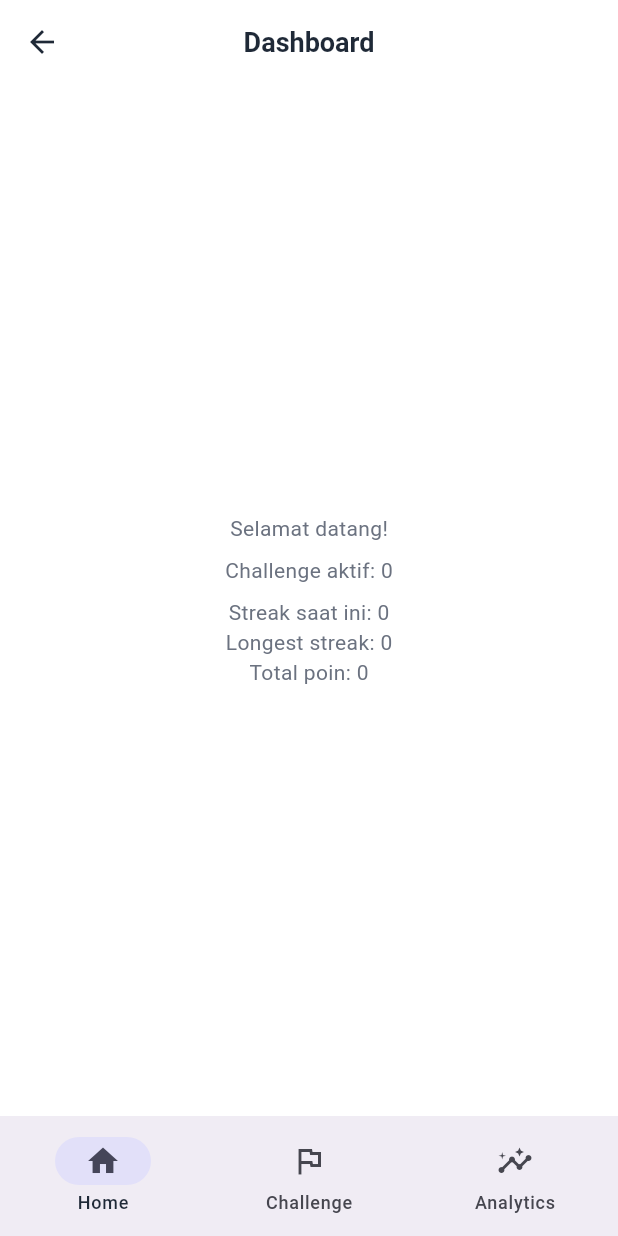
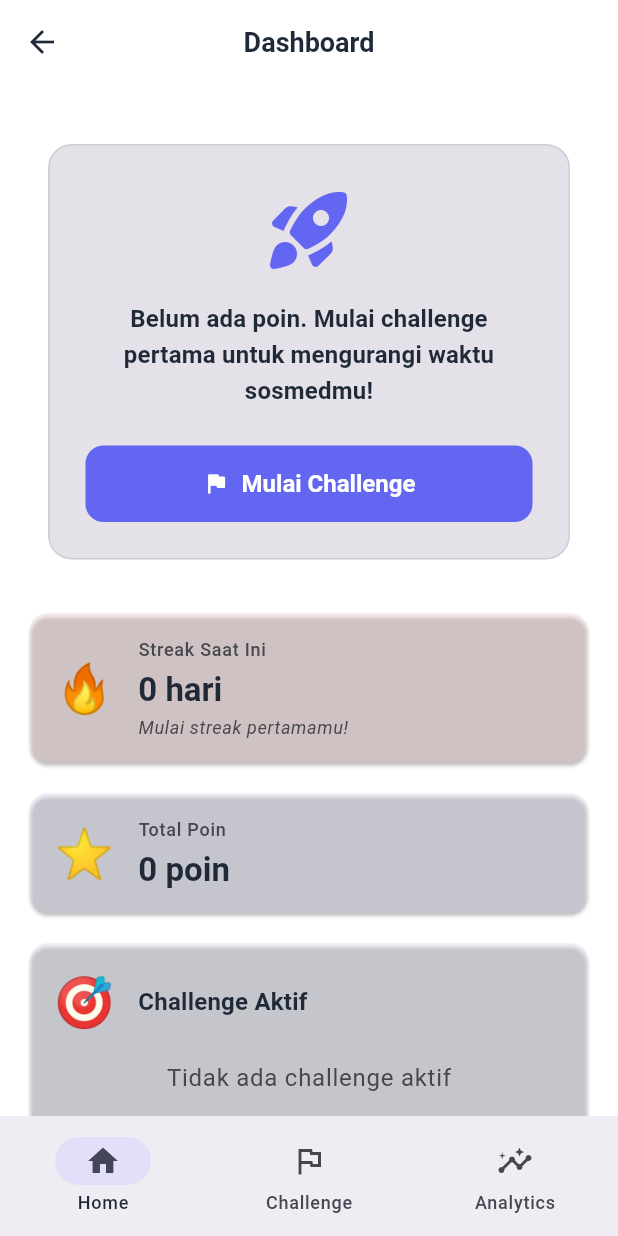
Before and after one commit to alfianmaulana114/project_uas, a Flutter app: the DashboardScreen screen opened by its route, on a phone screen of 412 x 824 dp. Run offline on Flutter 3.47's test engine with Material 3 defaults, Android fonts, the phone set to English and light mode, and no system bars; our stand-ins replace dartz, equatable, fl_chart, get_it, supabase_flutter; accounts and stored records are empty; network calls fail.

Commit message:
beranda abni

```diff
--- a/lib/features/dashboard/presentation/screens/dashboard_screen.dart
+++ b/lib/features/dashboard/presentation/screens/dashboard_screen.dart
@@ -1,9 +1,10 @@
 import 'package:flutter/material.dart';
+import 'package:provider/provider.dart';
 import '../../../analytics/presentation/screens/analytics_screen.dart';
-import 'package:provider/provider.dart';
+import '../../../challenge/presentation/screens/challenge_list_screen.dart';
 import '../../../challenge/presentation/providers/challenge_provider.dart';
-import '../../../challenge/presentation/screens/challenge_list_screen.dart';
-import '../../../authentication/presentation/providers/auth_provider.dart';
+import '../widgets/motivational_empty_state.dart';
+import '../widgets/progress_summary_widget.dart';
 
 class DashboardScreen extends StatefulWidget {
   const DashboardScreen({super.key});
@@ -15,10 +16,16 @@ class DashboardScreen extends StatefulWidget {
 class _DashboardScreenState extends State<DashboardScreen> {
   int _index = 0;
 
+  void _switchToChallengeTab() {
+    setState(() {
+      _index = 1; // Switch to Challenge tab
+    });
+  }
+
   @override
   Widget build(BuildContext context) {
     final pages = <Widget>[
-      const _HomeTab(),
+      _HomeTab(onNavigateToChallenges: _switchToChallengeTab),
       const ChallengeListScreen(),
       const AnalyticsScreen(),
     ];
@@ -38,31 +45,41 @@ class _DashboardScreenState extends State<DashboardScreen> {
   }
 }
 
-class _HomeTab extends StatelessWidget {
-  const _HomeTab();
+class _HomeTab extends StatefulWidget {
+  final VoidCallback onNavigateToChallenges;
+
+  const _HomeTab({required this.onNavigateToChallenges});
+
+  @override
+  State<_HomeTab> createState() => _HomeTabState();
+}
+
+class _HomeTabState extends State<_HomeTab> {
+  @override
+  void initState() {
+    super.initState();
+    // Load challenge data saat home dibuka
+    WidgetsBinding.instance.addPostFrameCallback((_) {
+      context.read<ChallengeProvider>().load();
+    });
+  }
+
   @override
   Widget build(BuildContext context) {
     return Scaffold(
       appBar: AppBar(title: const Text('Dashboard')),
-      body: Center(
+      body: SingleChildScrollView(
+        padding: const EdgeInsets.all(16),
         child: Column(
-          mainAxisSize: MainAxisSize.min,
+          crossAxisAlignment: CrossAxisAlignment.start,
           children: [
-            const Text('Selamat datang!'),
             const SizedBox(height: 8),
-            Consumer<ChallengeProvider>(
-              builder: (ctx, p, _) => Text('Challenge aktif: ${p.activeChallenges.length}'),
-            ),
-            const SizedBox(height: 8),
-            Consumer<AuthProvider>(
-              builder: (ctx, a, _) => Column(
-                children: [
-                  Text('Streak saat ini: ${a.currentUser?.currentStreak ?? 0}'),
-                  Text('Longest streak: ${a.currentUser?.longestStreak ?? 0}'),
-                  Text('Total poin: ${a.currentUser?.totalPoints ?? 0}'),
-                ],
-              ),
-            ),
+            // Widget motivasional (muncul jika poin/streak = 0)
+            MotivationalEmptyState(onNavigateToChallenges: widget.onNavigateToChallenges),
+
+            const SizedBox(height: 16),
+            // Ringkasan Progress yang Lebih Visual
+            ProgressSummaryWidget(onNavigateToChallenges: widget.onNavigateToChallenges),
           ],
         ),
       ),
--- /dev/null
+++ b/lib/features/dashboard/presentation/widgets/motivational_empty_state.dart
@@ -0,0 +1,84 @@
+import 'package:flutter/material.dart';
+import 'package:provider/provider.dart';
+import '../../../authentication/presentation/providers/auth_provider.dart';
+
+/// Widget untuk menampilkan pesan motivasional ketika user belum memiliki poin atau streak
+/// Mengikuti konsep Empty State Pattern untuk meningkatkan user engagement
+class MotivationalEmptyState extends StatelessWidget {
+  final VoidCallback onNavigateToChallenges;
+
+  const MotivationalEmptyState({
+    super.key,
+    required this.onNavigateToChallenges,
+  });
+
+  @override
+  Widget build(BuildContext context) {
+    return Consumer<AuthProvider>(
+      builder: (context, authProvider, _) {
+        final user = authProvider.currentUser;
+        final totalPoints = user?.totalPoints ?? 0;
+        final currentStreak = user?.currentStreak ?? 0;
+
+        // Tampilkan widget ini hanya jika poin = 0 dan streak = 0
+        if (totalPoints > 0 || currentStreak > 0) {
+          return const SizedBox.shrink();
+        }
+
+        return Container(
+          margin: const EdgeInsets.all(16),
+          padding: const EdgeInsets.all(24),
+          decoration: BoxDecoration(
+            color: Theme.of(context).colorScheme.surfaceContainerHighest,
+            borderRadius: BorderRadius.circular(16),
+            border: Border.all(
+              color: Theme.of(context).colorScheme.outline.withOpacity(0.2),
+            ),
+          ),
+          child: Column(
+            mainAxisSize: MainAxisSize.min,
+            children: [
+              // Icon motivasional
+              Icon(
+                Icons.rocket_launch_rounded,
+                size: 64,
+                color: Theme.of(context).colorScheme.primary,
+              ),
+              const SizedBox(height: 16),
+
+              // Teks motivasional
+              Text(
+                'Belum ada poin. Mulai challenge pertama untuk mengurangi waktu sosmedmu!',
+                textAlign: TextAlign.center,
+                style: Theme.of(context).textTheme.titleMedium?.copyWith(
+                      fontWeight: FontWeight.w600,
+                      color: Theme.of(context).colorScheme.onSurface,
+                    ),
+              ),
+              const SizedBox(height: 24),
+
+              // Tombol CTA
+              SizedBox(
+                width: double.infinity,
+                child: ElevatedButton.icon(
+                  onPressed: onNavigateToChallenges,
+                  icon: const Icon(Icons.flag_rounded),
+                  label: const Text('Mulai Challenge'),
+                  style: ElevatedButton.styleFrom(
+                    padding: const EdgeInsets.symmetric(
+                      horizontal: 24,
+                      vertical: 16,
+                    ),
+                    shape: RoundedRectangleBorder(
+                      borderRadius: BorderRadius.circular(12),
+                    ),
+                  ),
+                ),
+              ),
+            ],
+          ),
+        );
+      },
+    );
+  }
+}
--- /dev/null
+++ b/lib/features/dashboard/presentation/widgets/progress_summary_widget.dart
@@ -0,0 +1,320 @@
+import 'package:flutter/material.dart';
+import 'package:provider/provider.dart';
+import '../../../challenge/presentation/providers/challenge_provider.dart';
+import '../../../challenge/domain/entities/user_challenge.dart';
+import '../../../authentication/presentation/providers/auth_provider.dart';
+import '../../../reward/presentation/providers/reward_provider.dart';
+import '../../../reward/presentation/widgets/achievement_unlock_dialog.dart';
+
+/// Widget untuk menampilkan ringkasan progress yang lebih visual
+/// Menampilkan streak, poin, dan challenge aktif dengan progress bar
+class ProgressSummaryWidget extends StatelessWidget {
+  final VoidCallback onNavigateToChallenges;
+
+  const ProgressSummaryWidget({
+    super.key,
+    required this.onNavigateToChallenges,
+  });
+
+  String _getStreakMessage(int streak) {
+    if (streak == 0) return 'Mulai streak pertamamu!';
+    if (streak < 3) return 'Bagus! Pertahankan terus!';
+    if (streak < 7) return 'Kamu hebat! Lanjutkan!';
+    if (streak < 14) return 'Sangat mengesankan!';
+    if (streak < 30) return 'Luar biasa! Kamu konsisten!';
+    return 'Wow! Kamu luar biasa!';
+  }
+
+  int _calculateTotalDays(UserChallenge userChallenge) {
+    if (userChallenge.endDate != null) {
+      return (userChallenge.endDate!.difference(userChallenge.startDate).inDays + 1).clamp(1, 3650);
+    }
+    // Jika tidak ada endDate, gunakan currentDay sebagai estimasi
+    return userChallenge.currentDay;
+  }
+
+  @override
+  Widget build(BuildContext context) {
+    return Consumer2<AuthProvider, ChallengeProvider>(
+      builder: (context, authProvider, challengeProvider, _) {
+        final user = authProvider.currentUser;
+        final currentStreak = user?.currentStreak ?? 0;
+        final totalPoints = user?.totalPoints ?? 0;
+        final activeChallenges = challengeProvider.activeChallenges;
+        final isLoading = challengeProvider.isLoading;
+
+        return Column(
+          crossAxisAlignment: CrossAxisAlignment.start,
+          children: [
+            // 🔥 Streak Saat Ini
+            Card(
+              color: Theme.of(context).colorScheme.errorContainer.withOpacity(0.3),
+              child: Padding(
+                padding: const EdgeInsets.all(16),
+                child: Row(
+                  children: [
+                    const Text(
+                      '🔥',
+                      style: TextStyle(fontSize: 32),
+                    ),
+                    const SizedBox(width: 16),
+                    Expanded(
+                      child: Column(
+                        crossAxisAlignment: CrossAxisAlignment.start,
+                        children: [
+                          Text(
+                            'Streak Saat Ini',
+                            style: Theme.of(context).textTheme.labelMedium?.copyWith(
+                                  color: Theme.of(context).colorScheme.onSurfaceVariant,
+                                ),
+                          ),
+                          const SizedBox(height: 4),
+                          Text(
+                            '$currentStreak hari',
+                            style: Theme.of(context).textTheme.headlineMedium?.copyWith(
+                                  fontWeight: FontWeight.bold,
+                                  color: Theme.of(context).colorScheme.onSurface,
+                                ),
+                          ),
+                          const SizedBox(height: 4),
+                          Text(
+                            _getStreakMessage(currentStreak),
+                            style: Theme.of(context).textTheme.bodySmall?.copyWith(
+                                  fontStyle: FontStyle.italic,
+                                  color: Theme.of(context).colorScheme.onSurfaceVariant,
+                                ),
+                          ),
+                        ],
+                      ),
+                    ),
+                  ],
+                ),
+              ),
+            ),
+            const SizedBox(height: 12),
+
+            // ⭐ Total Poin
+            Card(
+              color: Theme.of(context).colorScheme.primaryContainer.withOpacity(0.3),
+              child: Padding(
+                padding: const EdgeInsets.all(16),
+                child: Row(
+                  children: [
+                    const Text(
+                      '⭐',
+                      style: TextStyle(fontSize: 32),
+                    ),
+                    const SizedBox(width: 16),
+                    Expanded(
+                      child: Column(
+                        crossAxisAlignment: CrossAxisAlignment.start,
+                        children: [
+                          Text(
+                            'Total Poin',
+                            style: Theme.of(context).textTheme.labelMedium?.copyWith(
+                                  color: Theme.of(context).colorScheme.onSurfaceVariant,
+                                ),
+                          ),
+                          const SizedBox(height: 4),
+                          Text(
+                            '$totalPoints poin',
+                            style: Theme.of(context).textTheme.headlineMedium?.copyWith(
+                                  fontWeight: FontWeight.bold,
+                                  color: Theme.of(context).colorScheme.onSurface,
+                                ),
+                          ),
+                        ],
+                      ),
+                    ),
+                  ],
+                ),
+              ),
+            ),
+            const SizedBox(height: 12),
+
+            // 🎯 Challenge Aktif
+            Card(
+              color: Theme.of(context).colorScheme.secondaryContainer.withOpacity(0.3),
+              child: Padding(
+                padding: const EdgeInsets.all(16),
+                child: Column(
+                  crossAxisAlignment: CrossAxisAlignment.start,
+                  children: [
+                    Row(
+                      children: [
+                        const Text(
+                          '🎯',
+                          style: TextStyle(fontSize: 32),
+                        ),
+                        const SizedBox(width: 16),
+                        Expanded(
+                          child: Text(
+                            'Challenge Aktif',
+                            style: Theme.of(context).textTheme.titleMedium?.copyWith(
+                                  fontWeight: FontWeight.bold,
+                                ),
+                          ),
+                        ),
+                      ],
+                    ),
+                    const SizedBox(height: 16),
+
+                    if (activeChallenges.isEmpty)
+                      // Tidak ada challenge aktif
+                      Column(
+                        children: [
+                          Text(
+                            'Tidak ada challenge aktif',
+                            style: Theme.of(context).textTheme.bodyLarge?.copyWith(
+                                  color: Theme.of(context).colorScheme.onSurfaceVariant,
+                                ),
+                          ),
+                          const SizedBox(height: 16),
+                          SizedBox(
+                            width: double.infinity,
+                            child: ElevatedButton.icon(
+                              onPressed: onNavigateToChallenges,
+                              icon: const Icon(Icons.flag_rounded),
+                              label: const Text('Mulai Challenge Baru'),
+                              style: ElevatedButton.styleFrom(
+                                padding: const EdgeInsets.symmetric(vertical: 16),
+                              ),
+                            ),
+                          ),
+                        ],
+                      )
+                    else
+                      // Ada challenge aktif - tampilkan progress
+                      ...activeChallenges.asMap().entries.map((entry) {
+                        final index = entry.key;
+                        final userChallenge = entry.value;
+                        final totalDays = _calculateTotalDays(userChallenge);
+                        final currentDay = userChallenge.currentDay;
+                        final progress = (currentDay / totalDays).clamp(0.0, 1.0);
+                        final hasCheckedToday = challengeProvider.hasCheckedInToday(userChallenge.id);
+                        final isLast = index == activeChallenges.length - 1;
+
+                        return Padding(
+                          padding: EdgeInsets.only(bottom: isLast ? 0 : 16),
+                          child: Column(
+                            crossAxisAlignment: CrossAxisAlignment.start,
+                            children: [
+                              // Progress Bar
+                              ClipRRect(
+                                borderRadius: BorderRadius.circular(8),
+                                child: LinearProgressIndicator(
+                                  value: progress,
+                                  minHeight: 12,
+                                  backgroundColor: Theme.of(context).colorScheme.surfaceContainerHighest,
+                                  valueColor: AlwaysStoppedAnimation<Color>(
+                                    Theme.of(context).colorScheme.primary,
+                                  ),
+                                ),
+                              ),
+                              const SizedBox(height: 8),
+
+                              // Hari ke-X dari total
+                              Text(
+                                'Hari $currentDay dari $totalDays',
+                                style: Theme.of(context).textTheme.bodyMedium?.copyWith(
+                                      fontWeight: FontWeight.w500,
+                                    ),
+                              ),
+                              const SizedBox(height: 12),
+
+                              // Tombol Mark Success
+                              SizedBox(
+                                width: double.infinity,
+                                child: FilledButton.icon(
+                                  icon: const Icon(Icons.check_circle_outline),
+                                  label: const Text('Mark Success'),
+                                  onPressed: (isLoading || hasCheckedToday)
+                                      ? null
+                                      : () async {
+                                          final p = context.read<ChallengeProvider>();
+                                          final res = await p.checkIn(
+                                            userChallengeId: userChallenge.id,
+                                            isSuccess: true,
+                                          );
+
+                                          if (res == null) {
+                                            if (context.mounted) {
+                                              ScaffoldMessenger.of(context).showSnackBar(
+                                                SnackBar(
+                                                  content: Text(p.error ?? 'Gagal check-in'),
+                                                  backgroundColor: Theme.of(context).colorScheme.error,
+                                                ),
+                                              );
+                                            }
+                                            return;
+                                          }
+
+                                          // Update user stats in AuthProvider
+                                          context.read<AuthProvider>().applyStatsUpdate(
+                                                currentStreak: res.currentStreak,
+                                                longestStreak: res.longestStreak,
+                                                totalPoints: res.totalPoints,
+                                              );
+
+                                          // Check and award achievements
+                                          final rewards = await context
+                                              .read<RewardProvider>()
+                                              .checkAfterEvent(
+                                                trigger: res.challengeCompleted
+                                                    ? 'challenge_completed'
+                                                    : 'checkin',
+                                              );
+
+                                          if (context.mounted && rewards.isNotEmpty) {
+                                            await showDialog(
+                                              context: context,
+                                              builder: (_) => AchievementUnlockDialog(
+                                                achievements: rewards,
+                                              ),
+                                            );
+                                          }
+
+                                          if (context.mounted) {
+                                            if (res.alreadyCheckedInToday) {
+                                              ScaffoldMessenger.of(context).showSnackBar(
+                                                const SnackBar(
+                                                  content: Text('Sudah check-in hari ini'),
+                                                ),
+                                              );
+                                            } else if (res.challengeCompleted) {
+                                              ScaffoldMessenger.of(context).showSnackBar(
+                                                SnackBar(
+                                                  content: Text(
+                                                    'Challenge selesai! +${res.pointsAwarded} poin',
+                                                  ),
+                                                  backgroundColor: Theme.of(context).colorScheme.primary,
+                                                ),
+                                              );
+                                            } else {
+                                              ScaffoldMessenger.of(context).showSnackBar(
+                                                SnackBar(
+                                                  content: const Text(
+                                                    'Berhasil untuk hari ini. Lanjutkan lagi besok.',
+                                                  ),
+                                                  backgroundColor: Theme.of(context).colorScheme.primary,
+                                                ),
+                                              );
+                                            }
+                                          }
+                                        },
+                                ),
+                              ),
+                            ],
+                          ),
+                        );
+                      }).toList(),
+                  ],
+                ),
+              ),
+            ),
+          ],
+        );
+      },
+    );
+  }
+}
```
